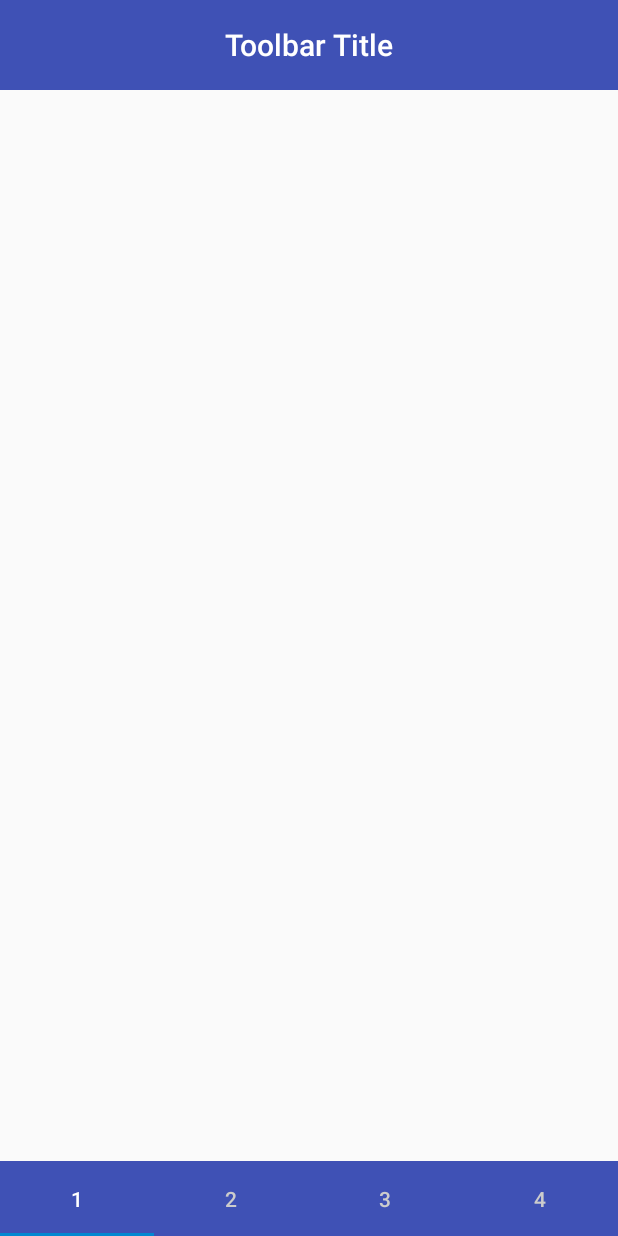
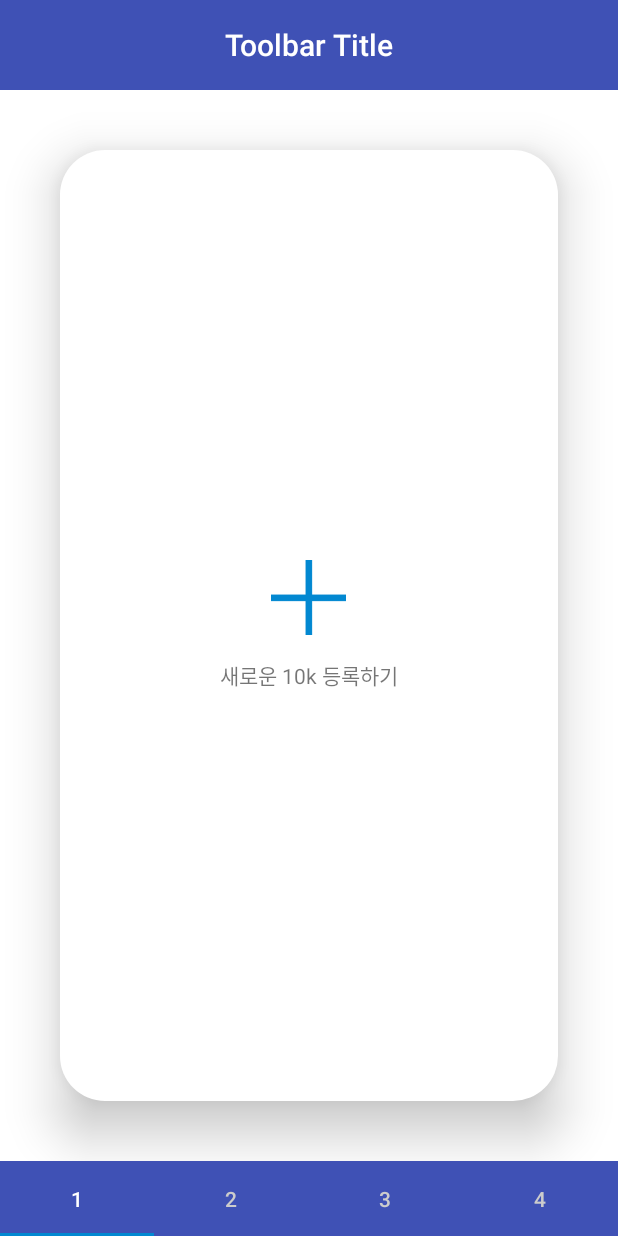
Before and after one commit to dev-ladmusician/ver_01, an Android app: the screen it shows after launch (ActivityMain), on a phone screen of 412 x 824 dp. Run offline under Robolectric (Android 15) with nearby library versions, the phone set to English and light mode, and no system bars; our stand-ins replace data binding; libraries missing offline, so code that uses them is left out: retrofit2.adapter.rxjava, rx.android.schedulers, rx.schedulers; 5 statements that could not run were skipped.

Commit message:
#11 스위치 리스트에 스위치 없을때 뷰 구현
- DataBinding을 이용해서 View 의 Visibility를 설정

```diff
--- a/app/src/main/java/com/goqual/a10k/view/fragments/FragmentMainSwitchList.java
+++ b/app/src/main/java/com/goqual/a10k/view/fragments/FragmentMainSwitchList.java
@@ -41,6 +41,8 @@ public class FragmentMainSwitchList extends BaseFragment<FragmentMainSwitchListB
         getAdapter().clear();
         getAdapter().updateItems(SwitchManager.getInstance().getList());
         getAdapter().refresh();
+
+        mBinding.setSwitchList(SwitchManager.getInstance());
     }
 
     @Override
@@ -89,10 +91,14 @@ public class FragmentMainSwitchList extends BaseFragment<FragmentMainSwitchListB
         super.onResume();
     }
 
+    public void onBtnClick(View view) {
+
+    }
+
     private void initView() {
+        mBinding.setFragment(this);
         mBinding.switchList.setAdapter(getAdapter());
         mBinding.switchList.setLayoutManager(new LinearLayoutManager(mContext));
-
 
         getAdapter().setOnRecyclerItemClickListener((id, position) -> {
             switch (id) {
--- a/app/src/main/res/layout/fragment_main_switch_list.xml
+++ b/app/src/main/res/layout/fragment_main_switch_list.xml
@@ -5,17 +5,61 @@
 
     <data>
         <variable
-            name="activity"
+            name="switchList"
+            type="com.goqual.a10k.model.SwitchManager"/>
+        <variable
+            name="fragment"
             type="com.goqual.a10k.view.fragments.FragmentMainSwitchList"/>
+
+        <import
+            type="android.view.View"
+            alias="View"/>
     </data>
 
     <RelativeLayout
         android:layout_width="match_parent"
         android:layout_height="match_parent">
 
+        <RelativeLayout
+            android:id="@+id/list_empty"
+            android:layout_width="match_parent"
+            android:layout_height="match_parent"
+            android:layout_margin="@dimen/switch_each_container_margin"
+            android:padding="@dimen/switch_each_container_padding"
+            android:elevation="@dimen/switch_each_container_eleavation"
+            android:background="@drawable/style_switch_container"
+            android:visibility="@{switchList.getCount() == 0 ? View.VISIBLE : View.GONE}">
+
+            <RelativeLayout
+                android:id="@+id/add_switch"
+                android:layout_width="wrap_content"
+                android:layout_height="wrap_content"
+                android:layout_centerInParent="true">
+
+                <ImageView
+                    android:id="@+id/img_add_switch"
+                    android:layout_width="50dp"
+                    android:layout_height="50dp"
+                    android:layout_centerHorizontal="true"
+                    android:src="@drawable/ic_plus_b"/>
+
+                <TextView
+                    android:layout_width="wrap_content"
+                    android:layout_height="wrap_content"
+                    android:layout_below="@+id/img_add_switch"
+                    android:layout_centerHorizontal="true"
+                    android:layout_marginTop="@dimen/padding_16"
+                    android:text="@string/add_switch"/>
+            </RelativeLayout>
+
+        </RelativeLayout>
+
         <android.support.v7.widget.RecyclerView
             android:id="@+id/switch_list"
             android:layout_width="match_parent"
-            android:layout_height="match_parent" />
+            android:layout_height="match_parent"
+            android:background="@color/white"
+            android:visibility="@{switchList.getCount() &gt; 0 ? View.VISIBLE : View.GONE}"/>
+
     </RelativeLayout>
 </layout>
--- a/app/src/main/res/values/strings.xml
+++ b/app/src/main/res/values/strings.xml
@@ -26,4 +26,13 @@
     <string name="arg_alarm">arg_alarm</string>
     <string name="arg_absence">arg_absence</string>
     <string name="arg_nfc">arg_nfc</string>
+
+    <!-- Switch -->
+    <string name="switch_delete_title">삭제</string>
+    <string name="switch_delete_content">스위치를 \n목록에서 삭제 하시겠습니까?</string>
+    <string name="switch_rename_title">스위치 이름 변경하기</string>
+    <string name="switch_rename_hit">10K 내방 스위치</string>
+    <string name="add_switch">새로운 10k 등록하기</string>
+
+    <string name="error_delete_switch">스위치를 삭제하는데 오류가 발생했습니다.</string>
 </resources>
```
Also changed, not shown: app/src/main/res/drawable/ic_plus_b.png (added), 1 other file.
